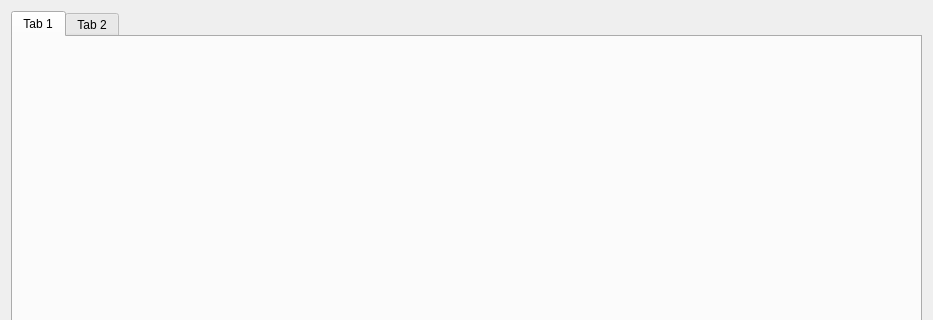
This is gui/packagemanager.ui in Gabriele266/ArduinoPacMan as Qt 5 draws it before an edit; both pictures show x 0 to 933 and y 0 to 320 of the 933 by 553 pixel window. The edited form follows.
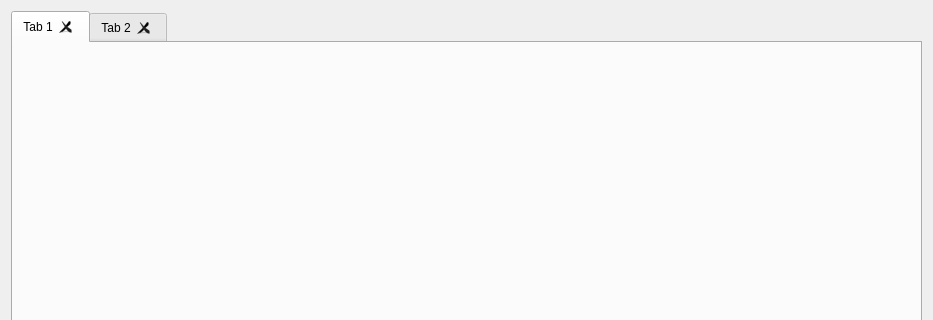
This is the edited form.

Commit message: Impostazione proprietà corrette

What changed in the file:
```diff
--- a/gui/packagemanager.ui
+++ b/gui/packagemanager.ui
@@ -16,6 +16,12 @@
   <layout class="QHBoxLayout" name="horizontalLayout">
    <item>
     <widget class="QTabWidget" name="surfaceManager">
+     <property name="tabsClosable">
+      <bool>true</bool>
+     </property>
+     <property name="movable">
+      <bool>true</bool>
+     </property>
      <widget class="QWidget" name="tab">
       <attribute name="title">
        <string>Tab 1</string>
```
